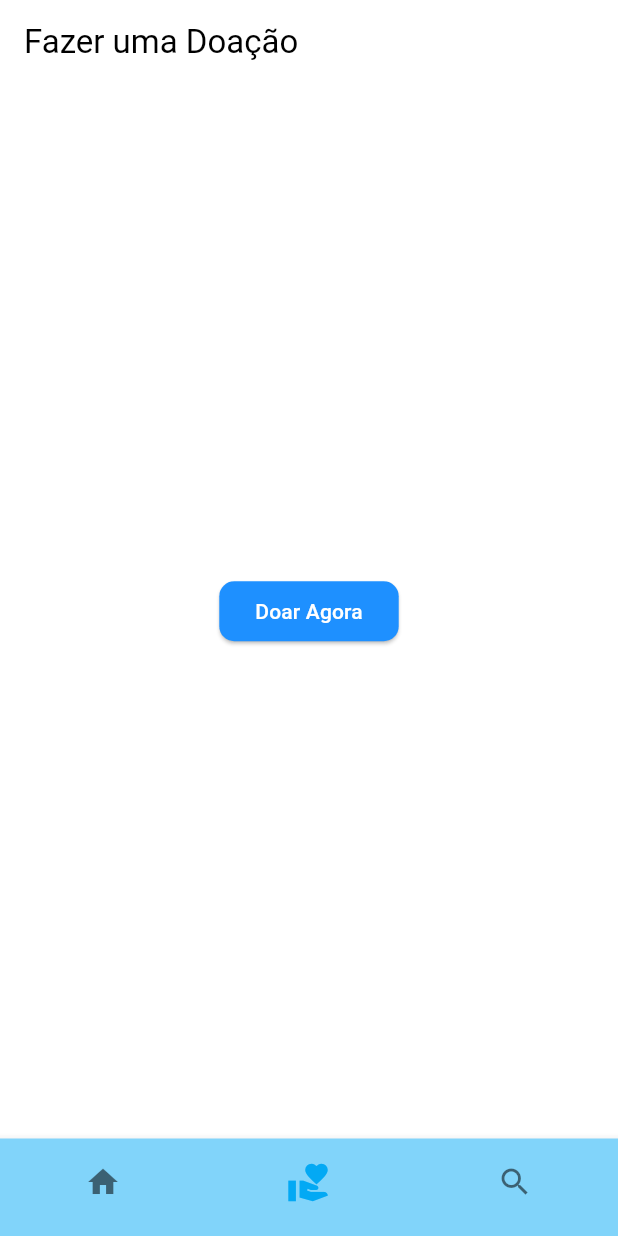
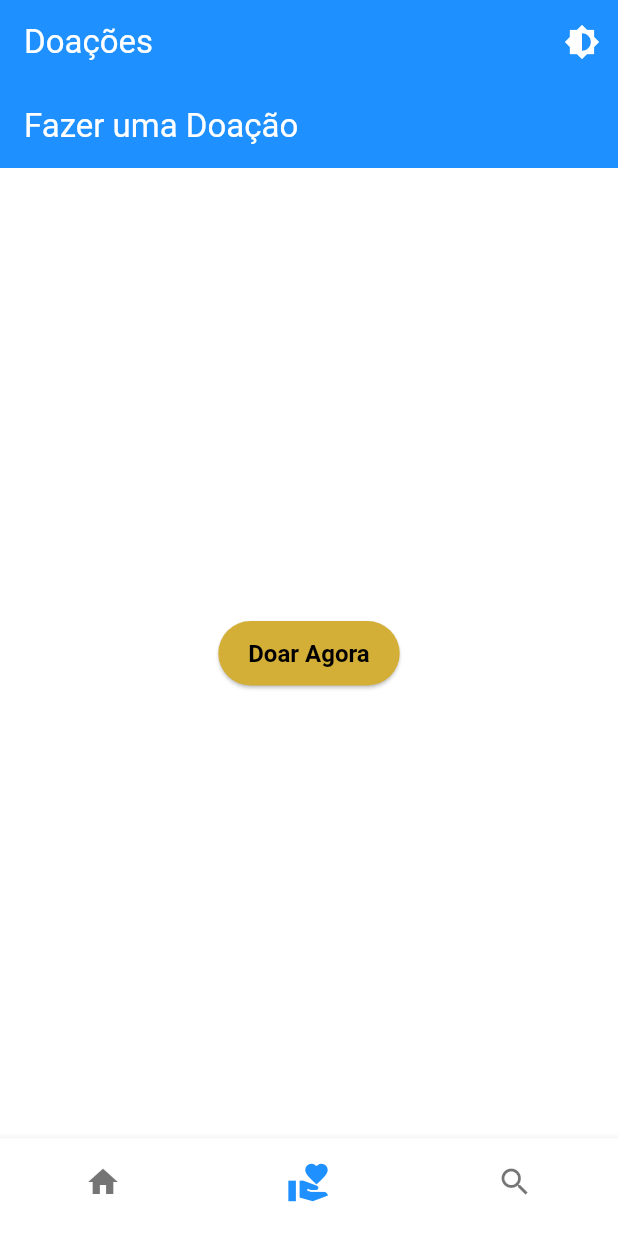
Before and after one commit to Amparo-Coletivo/fatec-dsm-pi-5sem, a Flutter app: the screen it shows after launch, item 2 of the bottom bar chosen, on a phone screen of 412 x 824 dp. Run offline on Flutter 3.47's test engine with Material 3 defaults, Android fonts, the phone set to English and light mode, and no system bars; our stand-ins replace skeletonizer.

Commit message:
Add mudança de tema
Agora por meio de um botão os usuários tem a possibilidade de mudar o tema como quiserem, com as opções:
- Tema Claro
- Tema Escuro
- Seguir Sistema

```diff
--- /dev/null
+++ b/Code/amparo_coletivo/lib/config/theme_notifier.dart
@@ -0,0 +1,12 @@
+import 'package:flutter/material.dart';
+
+class ThemeNotifier extends ChangeNotifier {
+  ThemeMode _themeMode = ThemeMode.system;
+
+  ThemeMode get themeMode => _themeMode;
+
+  void setTheme(ThemeMode mode) {
+    _themeMode = mode;
+    notifyListeners();
+  }
+}
--- a/Code/amparo_coletivo/lib/main.dart
+++ b/Code/amparo_coletivo/lib/main.dart
@@ -1,8 +1,16 @@
+import 'package:flutter/material.dart';
+import 'package:provider/provider.dart';
 import 'package:amparo_coletivo/pages/main_navigation.dart';
-import 'package:flutter/material.dart';
+import 'config/theme_config.dart';
+import 'config/theme_notifier.dart';
 
 void main() {
-  runApp(const MyApp());
+  runApp(
+    ChangeNotifierProvider(
+      create: (_) => ThemeNotifier(),
+      child: const MyApp(),
+    ),
+  );
 }
 
 class MyApp extends StatelessWidget {
@@ -10,34 +18,15 @@ class MyApp extends StatelessWidget {
 
   @override
   Widget build(BuildContext context) {
+    final themeNotifier = Provider.of<ThemeNotifier>(context);
+
     return MaterialApp(
       debugShowCheckedModeBanner: false,
       title: 'Amparo Coletivo',
       home: const MainNavigation(),
-      theme: ThemeData(
-        primarySwatch: Colors.blue,
-        scaffoldBackgroundColor: Colors.white,
-        appBarTheme: const AppBarTheme(
-          backgroundColor: Colors.white,
-          foregroundColor: Colors.black,
-          elevation: 0,
-        ),
-        textTheme: const TextTheme(
-          bodyLarge: TextStyle(color: Colors.black),
-          bodyMedium: TextStyle(color: Colors.black),
-        ),
-        elevatedButtonTheme: ElevatedButtonThemeData(
-          style: ElevatedButton.styleFrom(
-            backgroundColor: const Color(0xFF1E90FF),
-            foregroundColor: Colors.white,
-            shape: RoundedRectangleBorder(
-              borderRadius: BorderRadius.circular(10),
-            ),
-          ),
-        ),
-      ),
+      theme: AppTheme.themeData,
       darkTheme: ThemeData.dark(),
-      themeMode: ThemeMode.light,
+      themeMode: themeNotifier.themeMode,
     );
   }
 }
--- a/Code/amparo_coletivo/lib/pages/main_navigation.dart
+++ b/Code/amparo_coletivo/lib/pages/main_navigation.dart
@@ -1,4 +1,6 @@
 import 'package:flutter/material.dart';
+import 'package:provider/provider.dart';
+import '../config/theme_notifier.dart';
 import 'home_page.dart';
 import 'donation_page.dart';
 import 'search_page.dart';
@@ -13,21 +15,60 @@ class MainNavigation extends StatefulWidget {
 class _MainNavigationState extends State<MainNavigation> {
   int _currentIndex = 0;
 
+  // Lista de páginas
   final List<Widget> _pages = const [HomePage(), DonationPage(), SearchPage()];
 
+  // Títulos das páginas
+  final List<String> _titles = ['Início', 'Doações', 'Buscar'];
+
+  // Função chamada quando uma aba é selecionada
   void _onTabTapped(int index) {
     setState(() {
       _currentIndex = index;
     });
   }
 
+  // Função para alterar o tema
+  void _changeTheme(String value) {
+    final themeNotifier = Provider.of<ThemeNotifier>(context, listen: false);
+    switch (value) {
+      case 'Claro':
+        themeNotifier.setTheme(ThemeMode.light);
+        break;
+      case 'Escuro':
+        themeNotifier.setTheme(ThemeMode.dark);
+        break;
+      case 'Sistema':
+        themeNotifier.setTheme(ThemeMode.system);
+        break;
+    }
+  }
+
   @override
   Widget build(BuildContext context) {
     return Scaffold(
-      body: _pages[_currentIndex],
+      appBar: AppBar(
+        title: Text(_titles[_currentIndex]),
+        actions: [
+          PopupMenuButton<String>(
+            onSelected: _changeTheme,
+            itemBuilder:
+                (context) => const [
+                  PopupMenuItem(value: 'Claro', child: Text('Tema Claro')),
+                  PopupMenuItem(value: 'Escuro', child: Text('Tema Escuro')),
+                  PopupMenuItem(
+                    value: 'Sistema',
+                    child: Text('Seguir Sistema'),
+                  ),
+                ],
+            icon: const Icon(Icons.brightness_6),
+          ),
+        ],
+      ),
+      body: SafeArea(child: _pages[_currentIndex]),
       bottomNavigationBar: BottomNavigationBar(
-        backgroundColor: Colors.lightBlue.shade200,
-        selectedItemColor: Colors.lightBlue,
+        backgroundColor: Theme.of(context).colorScheme.surface,
+        selectedItemColor: Theme.of(context).colorScheme.primary,
         unselectedItemColor: Colors.black54,
         showSelectedLabels: false,
         showUnselectedLabels: false,
@@ -38,11 +79,7 @@ class _MainNavigationState extends State<MainNavigation> {
           BottomNavigationBarItem(
             icon: Icon(Icons.home),
             label: '',
-            activeIcon: Icon(
-              Icons.home,
-              size: 30,
-              semanticLabel: 'Home', // Acessibilidade
-            ),
+            activeIcon: Icon(Icons.home, size: 30, semanticLabel: 'Home'),
           ),
           BottomNavigationBarItem(
             icon: Icon(Icons.volunteer_activism),
@@ -50,17 +87,13 @@ class _MainNavigationState extends State<MainNavigation> {
             activeIcon: Icon(
               Icons.volunteer_activism,
               size: 30,
-              semanticLabel: 'Doar', // Acessibilidade
+              semanticLabel: 'Doar',
             ),
           ),
           BottomNavigationBarItem(
             icon: Icon(Icons.search),
             label: '',
-            activeIcon: Icon(
-              Icons.search,
-              size: 30,
-              semanticLabel: 'Buscar', // Acessibilidade
-            ),
+            activeIcon: Icon(Icons.search, size: 30, semanticLabel: 'Buscar'),
           ),
         ],
       ),
```
Also changed, not shown: Code/amparo_coletivo/lib/utils/components.dart (added, +36 -0 lines), Code/amparo_coletivo/pubspec.yaml (+6 -2 lines).
